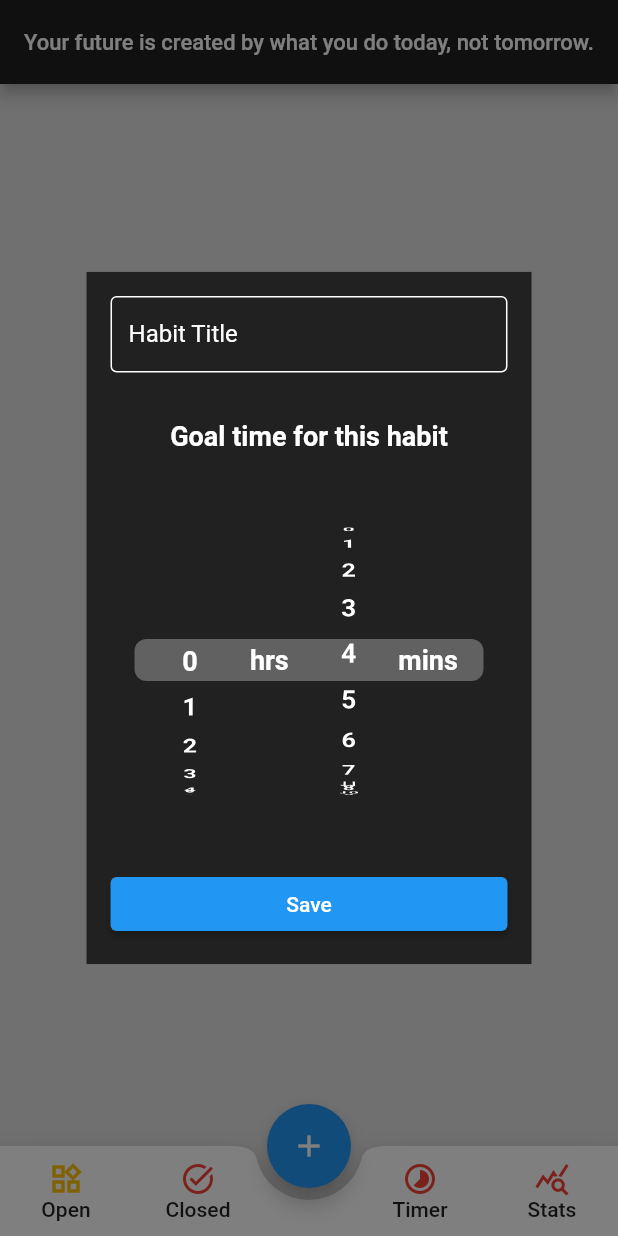
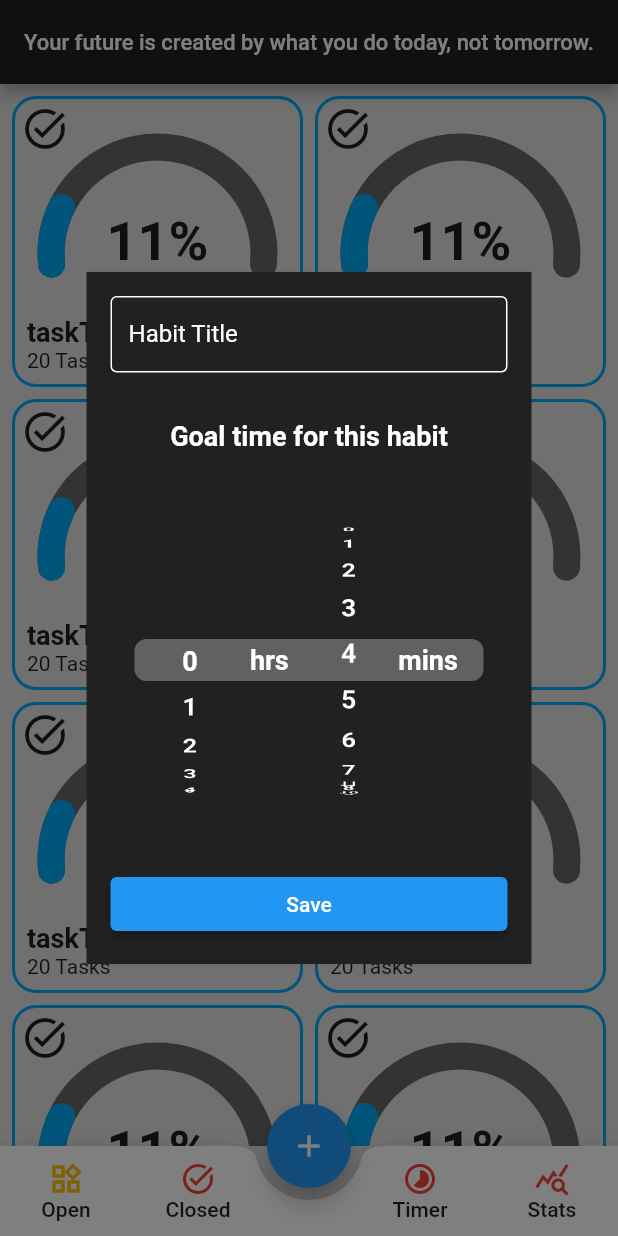
Before and after one commit to tolgasozbir/flutter_done.app, a Flutter app: the screen it shows after launch, after a tap on the "add" icon, on a phone screen of 412 x 824 dp. Run offline on Flutter 3.47's test engine with Material 2 defaults, Android fonts, the light colour scheme and no system bars; our stand-ins replace flutter_local_notifications, hive, hive_flutter, lottie; accounts and stored records are empty; statements that could not run were skipped.

Commit message:
task screen ui

```diff
--- a/lib/models/habit_model.dart
+++ b/lib/models/habit_model.dart
@@ -24,20 +24,4 @@ class Habit {
     this.isStarted = false,
     this.startTime,
   });
-
-  Habit.fromJson(Map<String, dynamic> json) {
-    habitTitle = json['habitTitle'];
-    elapsedTime = json['elapsedTime'];
-    timeGoal = json['timeGoal'];
-    isStarted = json['isStarted'];
-  }
-
-  Map<String, dynamic> toJson() {
-    final Map<String, dynamic> data = new Map<String, dynamic>();
-    data['habitTitle'] = this.habitTitle;
-    data['elapsedTime'] = this.elapsedTime;
-    data['timeGoal'] = this.timeGoal;
-    data['isStarted'] = this.isStarted;
-    return data;
-  }
 }
--- a/lib/screens/goals_view.dart
+++ b/lib/screens/goals_view.dart
@@ -1,16 +1,29 @@
+import 'dart:math';
 import 'package:flutter/material.dart';
-import '../widgets/circular_arc.dart';
+import '../widgets/task_progress_card.dart';
 
-class GoalsView extends StatelessWidget {
+class GoalsView extends StatelessWidget  {
   const GoalsView({Key? key}) : super(key: key);
 
   @override
   Widget build(BuildContext context) {
-    return Center(
-      child: CircularArc(
-        size: 100,
-        strokeWidth: 24,
+    return GridView.builder(
+      padding: EdgeInsets.all(8),
+      gridDelegate: const SliverGridDelegateWithFixedCrossAxisCount(
+        crossAxisCount: 2,
+        crossAxisSpacing: 8,
+        mainAxisSpacing: 8,
       ),
+      itemCount: 12,
+      itemBuilder: (BuildContext context, int index) {
+        return TaskProgressCard(
+          completionPercentage: Random().nextDouble() * 100,
+          taskTitle: "taskTitle",
+          taskCount: Random().nextInt(100).toString(),
+          taskIconData: Icons.task_alt_sharp,
+          borderColor: Colors.primaries[Random().nextInt(17)]
+        );
+      },
     );
   }
 }
--- a/lib/widgets/circular_arc.dart
+++ /dev/null
@@ -1,131 +0,0 @@
-import 'package:flutter/material.dart';
-
-class CircularArc extends StatefulWidget {
-  CircularArc({
-    Key? key,
-    this.size = 200,
-    this.strokeWidth = 24,
-  }) : super(key: key);
-
-  final double size;
-  final double strokeWidth;
-
-  @override
-  State<CircularArc> createState() => _CircularArcState();
-}
-
-class _CircularArcState extends State<CircularArc> with SingleTickerProviderStateMixin {
-
-  late AnimationController _animationController;
-  late Animation<double> _animation;
-
-  @override
-  void initState() {
-    super.initState();
-    _animationController = AnimationController(vsync: this, duration: Duration(milliseconds: 1600));
-    final curvedAnimation = CurvedAnimation(parent: _animationController, curve: Curves.easeInOutCubic);
-    _animation = Tween<double>(begin: 0.0, end: 3.1415).animate(curvedAnimation)..addListener(() {
-      setState(() {});
-    });
-    _animationController.forward();
-  }
-
-  @override
-  void dispose() {
-    _animationController.dispose();
-    super.dispose();
-  }
-
-  @override
-  Widget build(BuildContext context) {
-    double size = widget.size;
-    return ClipPath(
-      clipper: ArcClipper(),
-      child: Stack(
-        children: [
-          CustomPaint(
-            size: Size(size, size),
-            painter: ProgresArcPainter(
-              strokeWidth: widget.strokeWidth,
-              progressColor: Colors.black54
-            ),
-          ),
-          CustomPaint(
-            size: Size(size, size),
-            painter: ProgresArcPainter(
-              strokeWidth: widget.strokeWidth,
-              arc: _animation.value,
-              progressColor: Colors.amber
-            ),
-          ),
-          // Positioned(
-          //   top: 120,
-          //   left: 130,
-          //   child: Text("${(_animation.value / math.pi * 100).round()}%", style: TextStyle(fontSize: 30))
-          // )
-        ],
-      ),
-    );
-  }
-}
-
-    /// DRAW ARC ///
-
-class ProgresArcPainter extends CustomPainter {
-
-  final strokeWidth;
-  final double arc;
-  final Color progressColor;
-
-  ProgresArcPainter({
-    this.arc = 3.1415,
-    required this.progressColor,
-    required this.strokeWidth,
-  });
-
-  @override
-  void paint(Canvas canvas, Size size) {
-    final rect = Rect.fromLTRB(0, 0, size.width, size.height);
-    //final rect = Rect.fromCenter(center: Offset(size.width/2, size.height/2), width: size.width, height: size.height);
-    //final rect = Rect.fromCircle(center: Offset(size.width/2, size.height/2), radius: (math.min(size.width, size.height)/2));
-
-    final startAngle = 3.1415;
-    final sweepAngle = arc;
-    final useCenter = false;
-    final paint = Paint()
-    ..strokeCap = StrokeCap.round
-    ..color = progressColor
-    ..style = PaintingStyle.stroke
-    ..strokeWidth = strokeWidth;
-
-    canvas.drawArc(rect, startAngle, sweepAngle, useCenter, paint);
-  }
-
-  @override
-  bool shouldRepaint(ProgresArcPainter oldDelegate) => true; //çizimler static ise false
-
-  @override
-  bool shouldRebuildSemantics(ProgresArcPainter oldDelegate) => false;
-}
-
-      /// CLİPPER ///
-
-class ArcClipper extends CustomClipper<Path> {
-  @override
-  Path getClip(Size size) {
-    double w = size.width;
-    double h = size.height;
-    final path = Path();
-
-    path.moveTo(-20, -20);
-    path.lineTo(-20, h/2+20);
-    path.lineTo(w+20, h/2+20);
-    path.lineTo(w+20, -20);
-    path.close();
-
-    return path;
-  }
-
-  @override
-  bool shouldReclip(CustomClipper<Path> oldClipper) => false;
-}
--- /dev/null
+++ b/lib/widgets/circular_arc_progress.dart
@@ -0,0 +1,114 @@
+import 'dart:math' as math;
+import 'package:flutter/material.dart';
+import 'package:habit_tracker/extensions/widget_extension.dart';
+
+class CircularArc extends StatefulWidget {
+  CircularArc({
+    Key? key,
+    this.size = 200,
+    this.strokeWidth = 24,
+    required this.progressPercent, required this.progressColor,
+  }) : super(key: key);
+
+  final double progressPercent;
+  final double size;
+  final double strokeWidth;
+  final Color progressColor;
+
+  @override
+  State<CircularArc> createState() => _CircularArcState();
+}
+
+class _CircularArcState extends State<CircularArc> with SingleTickerProviderStateMixin,AutomaticKeepAliveClientMixin {
+
+  late AnimationController _animationController;
+  late Animation<double> _animation;
+
+  @override
+  void initState() {
+    super.initState();
+    print(((widget.progressPercent/math.pi)*10));
+    _animationController = AnimationController(vsync: this, duration: Duration(milliseconds: 1600));
+    final curvedAnimation = CurvedAnimation(parent: _animationController, curve: Curves.easeInOutCubic);
+    _animation = Tween<double>(begin: 0.0, end: ((widget.progressPercent/100*math.pi))).animate(curvedAnimation)..addListener(() {
+      setState(() {});
+    });
+    _animationController.forward();
+  }
+
+  @override
+  void dispose() {
+    _animationController.dispose();
+    super.dispose();
+  }
+
+  @override
+  Widget build(BuildContext context) {
+    super.build(context);
+    double size = widget.size;
+    return Stack(
+      children: [
+        CustomPaint(
+          size: Size(size, size),
+          painter: ProgresArcPainter(
+            strokeWidth: widget.strokeWidth,
+            progressColor: Colors.black54
+          ),
+        ).wrapPadding(EdgeInsets.only(top: 16)),
+        CustomPaint(
+          size: Size(size, size),
+          painter: ProgresArcPainter(
+            strokeWidth: widget.strokeWidth,
+            arc: _animation.value,
+            progressColor: widget.progressColor
+          ),
+        ).wrapPadding(EdgeInsets.only(top: 16)),
+        Positioned.fill(
+          child: Align(
+            alignment: Alignment.center,
+            child: Text("${(_animation.value / math.pi * 100).round()}%", style: TextStyle(fontSize: 36, fontWeight: FontWeight.bold)))
+        )
+      ],
+    );
+  }
+
+  @override
+  // TODO: implement wantKeepAlive
+  bool get wantKeepAlive => true;
+}
+
+    /// DRAW ARC ///
+
+class ProgresArcPainter extends CustomPainter {
+
+  final strokeWidth;
+  final double arc;
+  final Color progressColor;
+
+  ProgresArcPainter({
+    this.arc = math.pi,
+    required this.progressColor,
+    required this.strokeWidth,
+  });
+
+  @override
+  void paint(Canvas canvas, Size size) {
+    final rect = Rect.fromLTRB(0, 0, size.width, size.height);
+    final startAngle = math.pi-0.1;
+    final sweepAngle = arc+0.2;
+    final useCenter = false;
+    final paint = Paint()
+    ..strokeCap = StrokeCap.round
+    ..color = progressColor
+    ..style = PaintingStyle.stroke
+    ..strokeWidth = strokeWidth;
+
+    canvas.drawArc(rect, startAngle, sweepAngle, useCenter, paint);
+  }
+
+  @override
+  bool shouldRepaint(ProgresArcPainter oldDelegate) => true;
+
+  @override
+  bool shouldRebuildSemantics(ProgresArcPainter oldDelegate) => false;
+}
--- /dev/null
+++ b/lib/widgets/task_progress_card.dart
@@ -0,0 +1,61 @@
+import 'dart:ui';
+
+import 'package:flutter/material.dart';
+import 'package:habit_tracker/extensions/widget_extension.dart';
+
+import 'circular_arc_progress.dart';
+
+class TaskProgressCard extends StatelessWidget {
+  const TaskProgressCard({
+    Key? key,
+    required this.completionPercentage,
+    required this.taskTitle,
+    required this.taskCount,
+    required this.taskIconData,
+    required this.borderColor,
+  }) : super(key: key);
+
+  final double completionPercentage;
+  final String taskTitle;
+  final String taskCount;
+  final IconData taskIconData;
+  final Color borderColor;
+  //TODO MODEL OLCAK
+
+  @override
+  Widget build(BuildContext context) {
+    return Container(
+      decoration: BoxDecoration(
+        borderRadius: BorderRadius.circular(16),
+        border: Border.all(color: borderColor, width: 2)
+      ),
+      child: Stack(
+        children: [
+          CircularArc(
+            progressPercent: completionPercentage,
+            strokeWidth: 18,
+            progressColor: borderColor,
+          ).wrapPadding(EdgeInsets.symmetric(horizontal: 24,vertical: 16)),
+          Icon(taskIconData,size: 32).wrapPadding(EdgeInsets.all(4)),
+          Positioned.fill(
+            child: Align(
+              alignment: Alignment.bottomCenter,
+              child: Column(
+                mainAxisAlignment: MainAxisAlignment.start,
+                crossAxisAlignment: CrossAxisAlignment.start,
+                children: [
+                  Spacer(),
+                  Text("$taskTitle", style: TextStyle(fontSize: 18,fontWeight: FontWeight.bold) ,textAlign: TextAlign.center,),
+                  Align(
+                    alignment: Alignment.centerLeft,
+                    child: Text("$taskCount Tasks")
+                  )
+                ],
+              )
+            ).wrapPadding(EdgeInsets.only(left: 8,bottom: 8))
+          ),
+        ],
+      )
+    );
+  }
+}
```
